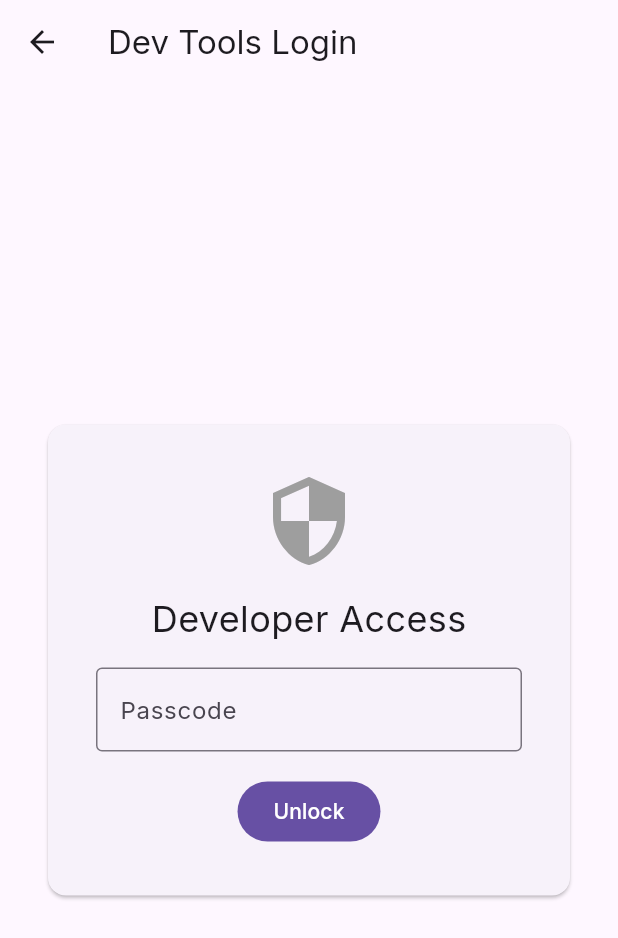
After one commit to notsointeresting/HalllDay, a Flutter app: the DevScreen screen opened directly, on a phone screen of 412 x 824 dp. The commit adds this screen. Shown: the top 938 px of the screen. Run offline on Flutter 3.47's test engine with Material 3 defaults, Android fonts, the phone set to English and light mode, and no system bars; our stand-ins replace flutter_animate, google_fonts, web; network calls fail.

Commit message:
feat: Add admin and dev screens, update Flutter build artifacts, and adjust API services and backend.

```diff
--- a/frontend/lib/main.dart
+++ b/frontend/lib/main.dart
@@ -5,6 +5,8 @@ import 'package:flutter_web_plugins/flutter_web_plugins.dart';
 import 'providers/status_provider.dart';
 import 'screens/display_screen.dart';
 import 'screens/kiosk_screen.dart';
+import 'screens/admin_screen.dart';
+import 'screens/dev_screen.dart';
 
 void main() {
   setUrlStrategy(PathUrlStrategy());
@@ -51,6 +53,16 @@ class MyApp extends StatelessWidget {
                 );
               }
             }
+
+            // Handle /admin (No token, uses Session)
+            if (first == 'admin') {
+              return MaterialPageRoute(builder: (_) => const AdminScreen());
+            }
+
+            // Handle /dev (No token, internal auth)
+            if (first == 'dev') {
+              return MaterialPageRoute(builder: (_) => const DevScreen());
+            }
           }
 
           // Default fallback (e.g. landing page or error)
--- /dev/null
+++ b/frontend/lib/screens/dev_screen.dart
@@ -0,0 +1,170 @@
+import 'package:flutter/material.dart';
+import '../services/api_service.dart';
+
+class DevScreen extends StatefulWidget {
+  const DevScreen({super.key});
+
+  @override
+  State<DevScreen> createState() => _DevScreenState();
+}
+
+class _DevScreenState extends State<DevScreen> {
+  final ApiService _api = ApiService();
+  bool _isAuthenticated = false;
+  bool _isLoading = true;
+  String? _error;
+  Map<String, dynamic>? _stats;
+
+  // Login Controller
+  final TextEditingController _passcodeController = TextEditingController();
+
+  @override
+  void initState() {
+    super.initState();
+    _checkAuth();
+  }
+
+  Future<void> _checkAuth() async {
+    try {
+      final stats = await _api.getDevStats();
+      if (mounted) {
+        setState(() {
+          _stats = stats;
+          _isAuthenticated = true;
+          _isLoading = false;
+        });
+      }
+    } catch (e) {
+      // If 401, we are just not authenticated yet
+      if (mounted) {
+        setState(() {
+          _isAuthenticated = false;
+          _isLoading = false;
+        });
+      }
+    }
+  }
+
+  Future<void> _login() async {
+    setState(() => _isLoading = true);
+    final success = await _api.devAuth(_passcodeController.text);
+    if (success) {
+      await _checkAuth(); // Fetch stats
+      setState(() {
+        _error = null;
+      });
+    } else {
+      setState(() {
+        _error = "Invalid Passcode";
+        _isLoading = false;
+      });
+    }
+  }
+
+  @override
+  Widget build(BuildContext context) {
+    if (_isLoading) {
+      return const Scaffold(body: Center(child: CircularProgressIndicator()));
+    }
+
+    if (!_isAuthenticated) {
+      return Scaffold(
+        appBar: AppBar(title: const Text("Dev Tools Login")),
+        body: Center(
+          child: Card(
+            margin: const EdgeInsets.all(32),
+            child: Padding(
+              padding: const EdgeInsets.all(32),
+              child: Column(
+                mainAxisSize: MainAxisSize.min,
+                children: [
+                  const Icon(Icons.security, size: 64, color: Colors.grey),
+                  const SizedBox(height: 16),
+                  const Text(
+                    "Developer Access",
+                    style: TextStyle(fontSize: 24),
+                  ),
+                  const SizedBox(height: 16),
+                  SizedBox(
+                    width: 300,
+                    child: TextField(
+                      controller: _passcodeController,
+                      obscureText: true,
+                      decoration: InputDecoration(
+                        labelText: "Passcode",
+                        errorText: _error,
+                        border: const OutlineInputBorder(),
+                      ),
+                      onSubmitted: (_) => _login(),
+                    ),
+                  ),
+                  const SizedBox(height: 16),
+                  FilledButton(onPressed: _login, child: const Text("Unlock")),
+                ],
+              ),
+            ),
+          ),
+        ),
+      );
+    }
+
+    return Scaffold(
+      appBar: AppBar(
+        title: const Text("System Health (Dev)"),
+        backgroundColor: Colors.black,
+        foregroundColor: Colors.white,
+      ),
+      body: ListView(
+        padding: const EdgeInsets.all(24),
+        children: [
+          _buildStatRow("Total Sessions", _stats?['total_sessions']),
+          _buildStatRow("Active Sessions", _stats?['active_sessions']),
+          const Divider(),
+          _buildStatRow("Total Students", _stats?['total_students']),
+          _buildStatRow("Total Users", _stats?['total_users']),
+          const SizedBox(height: 32),
+          const Text(
+            "Database Actions",
+            style: TextStyle(fontSize: 20, fontWeight: FontWeight.bold),
+          ),
+          const SizedBox(height: 16),
+          Wrap(
+            children: [
+              OutlinedButton.icon(
+                icon: const Icon(Icons.delete_forever, color: Colors.red),
+                label: const Text(
+                  "Wipe Database",
+                  style: TextStyle(color: Colors.red),
+                ),
+                onPressed: () {
+                  // Implementation for wipe would go here
+                  ScaffoldMessenger.of(context).showSnackBar(
+                    const SnackBar(
+                      content: Text("Not implemented in frontend yet"),
+                    ),
+                  );
+                },
+              ),
+            ],
+          ),
+        ],
+      ),
+    );
+  }
+
+  Widget _buildStatRow(String label, dynamic value) {
+    return Padding(
+      padding: const EdgeInsets.symmetric(vertical: 8),
+      child: Row(
+        mainAxisAlignment: MainAxisAlignment.spaceBetween,
+        children: [
+          Text(label, style: const TextStyle(fontSize: 18)),
+          Text(
+            value.toString(),
+            style: const TextStyle(fontSize: 18, fontWeight: FontWeight.bold),
+          ),
+        ],
+      ),
+    );
+  }
+}
```
Also changed, not shown: frontend/lib/screens/admin_screen.dart (added, +186 -0 lines), frontend/lib/services/api_service.dart (+44 -0 lines), static/assets/fonts/MaterialIcons-Regular.otf, 5 other files.
